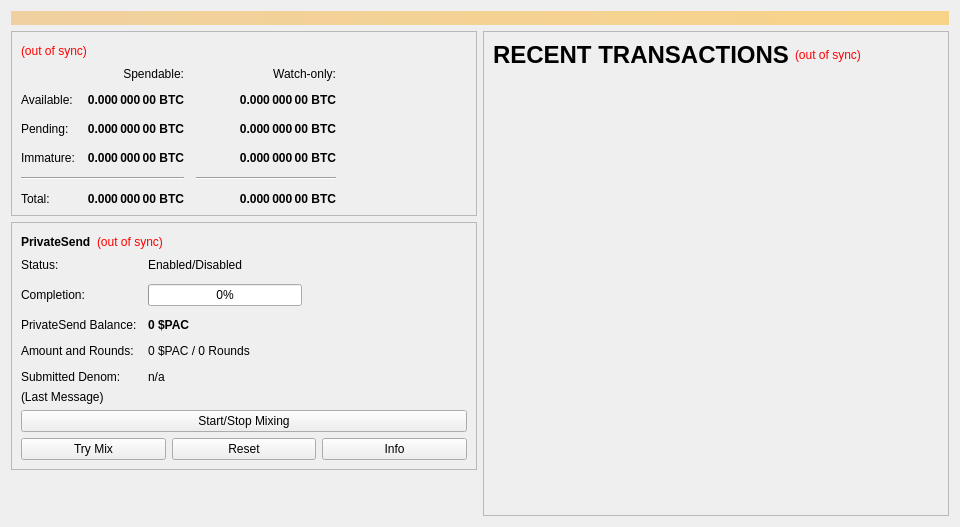
PACCommunity/PAC, file src/qt/forms/overviewpage.ui: the form before one commit.
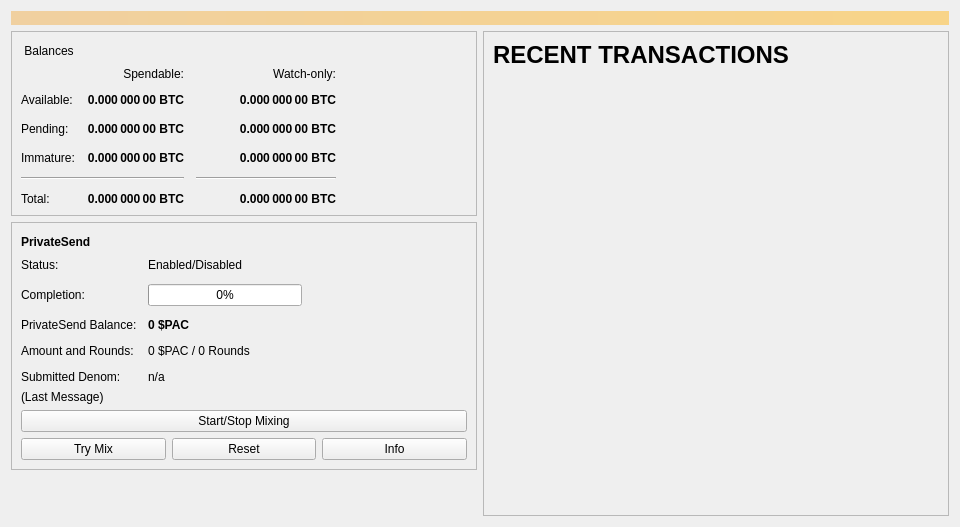
The form after the commit.

```diff
--- a/src/qt/forms/overviewpage.ui
+++ b/src/qt/forms/overviewpage.ui
@@ -54,19 +54,23 @@
          <layout class="QVBoxLayout" name="verticalLayout_4">
           <item>
            <layout class="QHBoxLayout" name="horizontalLayout_4">
+            <item>
+             <widget class="QLabel" name="label_5">
+              <property name="text">
+               <string> Balances</string>
+              </property>
+             </widget>
+            </item>
             <item>
              <widget class="QLabel" name="labelWalletStatus">
               <property name="toolTip">
                <string>The displayed information may be out of date. Your wallet automatically synchronizes with the Paccoin network after a connection is established, but this process has not completed yet.</string>
               </property>
               <property name="styleSheet">
-               <string notr="true">QLabel { color: red; }</string>
+               <string notr="true">QLabel { color: transparent; }</string>
               </property>
               <property name="text">
-               <string notr="true">(out of sync)</string>
-              </property>
-              <property name="alignment">
-               <set>Qt::AlignLeading|Qt::AlignLeft|Qt::AlignVCenter</set>
+               <string/>
               </property>
              </widget>
             </item>
@@ -415,7 +419,7 @@
                <string>The displayed information may be out of date. Your wallet automatically synchronizes with the Paccoin network after a connection is established, but this process has not completed yet.</string>
               </property>
               <property name="styleSheet">
-               <string notr="true">QLabel { color: red; }</string>
+               <string notr="true">QLabel { color: transparent; }</string>
               </property>
               <property name="text">
                <string notr="true">(out of sync)</string>
@@ -674,7 +678,7 @@
                <string>The displayed information may be out of date. Your wallet automatically synchronizes with the Paccoin network after a connection is established, but this process has not completed yet.</string>
               </property>
               <property name="styleSheet">
-               <string notr="true">QLabel { color: red; }</string>
+               <string notr="true">QLabel { color: transparent; }</string>
               </property>
               <property name="text">
                <string notr="true">(out of sync)</string>
```
Left out of the diff: 3 changed lines with no effect on the pictures.
